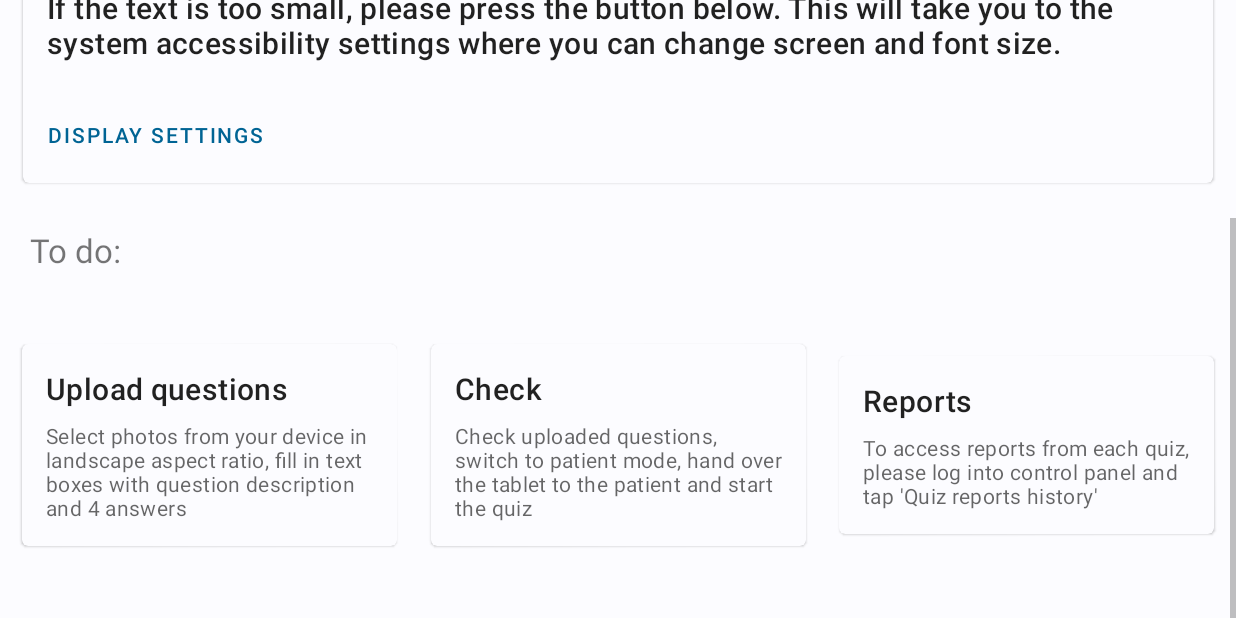
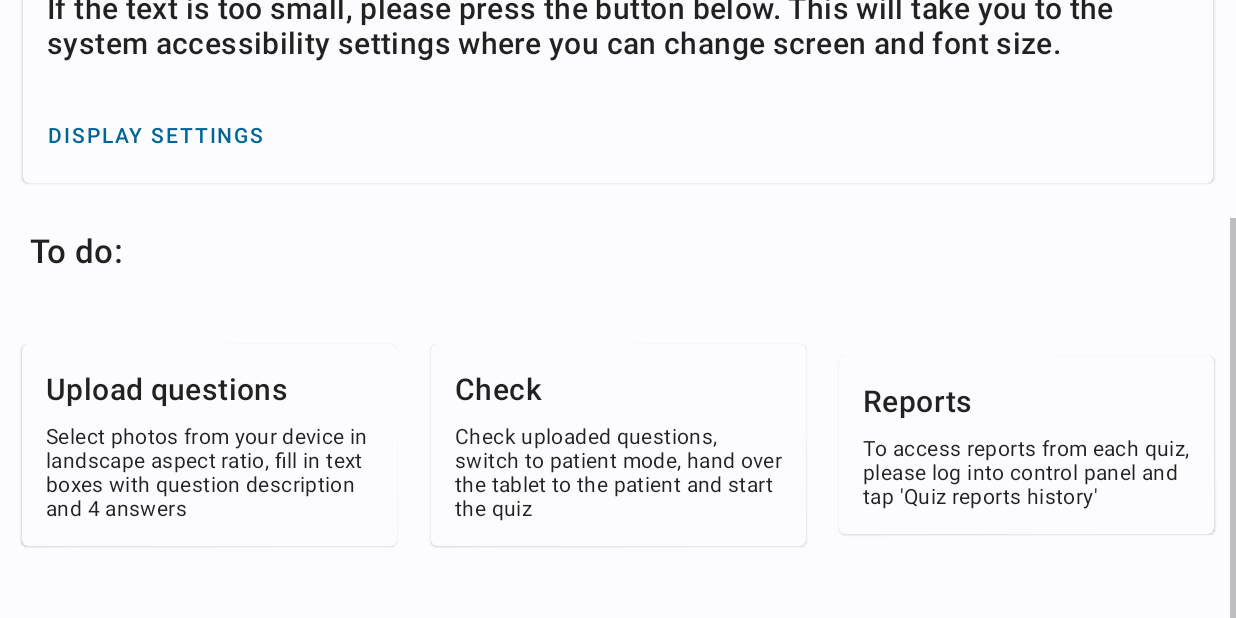
Before and after one commit to jzmark/dissertation-project, an Android app: the ControlPanel screen opened directly, with no data from a screen before it, scrolled down 225 dp, on a phone screen of 824 x 412 dp (held sideways). Run offline under Robolectric (Android 15) with nearby library versions, the phone set to English and light mode, and no system bars.

Commit message:
Night mode fixes + final apk

```diff
--- a/app/src/main/res/layout/control_panel.xml
+++ b/app/src/main/res/layout/control_panel.xml
@@ -69,16 +69,14 @@
                             android:layout_height="wrap_content"
                             android:layout_marginTop="8dp"
                             android:text="@string/control_panel_1"
-                            android:textAppearance="?attr/textAppearanceBody2"
-                            android:textColor="?android:attr/textColorSecondary" />
+                            android:textAppearance="?attr/textAppearanceBody2" />
 
                         <TextView
                             android:layout_width="wrap_content"
                             android:layout_height="wrap_content"
                             android:layout_marginTop="8dp"
                             android:text="@string/control_panel_2"
-                            android:textAppearance="?attr/textAppearanceBody2"
-                            android:textColor="?android:attr/textColorSecondary" />
+                            android:textAppearance="?attr/textAppearanceBody2" />
 
                     </LinearLayout>
 
@@ -143,6 +141,7 @@
                 android:layout_marginTop="30dp"
                 android:text="@string/main_menu_5"
                 android:textSize="22sp"
+                android:textAppearance="?attr/textAppearanceHeadline6"
                 app:layout_constraintStart_toStartOf="parent"
                 app:layout_constraintTop_toBottomOf="@id/card2" />
 
@@ -191,8 +190,7 @@
                                 android:layout_height="wrap_content"
                                 android:layout_marginTop="8dp"
                                 android:text="@string/card3_1_subheading"
-                                android:textAppearance="?attr/textAppearanceBody2"
-                                android:textColor="?android:attr/textColorSecondary" />
+                                android:textAppearance="?attr/textAppearanceBody2" />
 
 
                         </LinearLayout>
@@ -235,8 +233,7 @@
                                 android:layout_height="wrap_content"
                                 android:layout_marginTop="8dp"
                                 android:text="@string/card3_2_subheading"
-                                android:textAppearance="?attr/textAppearanceBody2"
-                                android:textColor="?android:attr/textColorSecondary" />
+                                android:textAppearance="?attr/textAppearanceBody2" />
 
 
                         </LinearLayout>
@@ -279,8 +276,7 @@
                                 android:layout_height="wrap_content"
                                 android:layout_marginTop="8dp"
                                 android:text="@string/card3_3_subheading"
-                                android:textAppearance="?attr/textAppearanceBody2"
-                                android:textColor="?android:attr/textColorSecondary" />
+                                android:textAppearance="?attr/textAppearanceBody2" />
 
 
                         </LinearLayout>
--- a/app/src/main/res/layout/end_quiz.xml
+++ b/app/src/main/res/layout/end_quiz.xml
@@ -70,8 +70,7 @@
                             android:layout_height="wrap_content"
                             android:layout_marginTop="8dp"
                             android:text="@string/placeholder"
-                            android:textAppearance="?attr/textAppearanceBody2"
-                            android:textColor="?android:attr/textColorSecondary" />
+                            android:textAppearance="?attr/textAppearanceBody2" />
 
                         <TextView
                             android:id="@+id/correctlyAnsweredQuestions"
@@ -79,8 +78,7 @@
                             android:layout_height="wrap_content"
                             android:layout_marginTop="8dp"
                             android:text="@string/placeholder"
-                            android:textAppearance="?attr/textAppearanceBody2"
-                            android:textColor="?android:attr/textColorSecondary" />
+                            android:textAppearance="?attr/textAppearanceBody2" />
 
                     </LinearLayout>
 
--- a/app/src/main/res/layout/main_menu.xml
+++ b/app/src/main/res/layout/main_menu.xml
@@ -69,16 +69,14 @@
                             android:layout_height="wrap_content"
                             android:layout_marginTop="8dp"
                             android:text="@string/main_menu_1"
-                            android:textAppearance="?attr/textAppearanceBody2"
-                            android:textColor="?android:attr/textColorSecondary" />
+                            android:textAppearance="?attr/textAppearanceBody2" />
 
                         <TextView
                             android:layout_width="wrap_content"
                             android:layout_height="wrap_content"
                             android:layout_marginTop="8dp"
                             android:text="@string/main_menu_2"
-                            android:textAppearance="?attr/textAppearanceBody2"
-                            android:textColor="?android:attr/textColorSecondary" />
+                            android:textAppearance="?attr/textAppearanceBody2" />
 
                     </LinearLayout>
 
```
